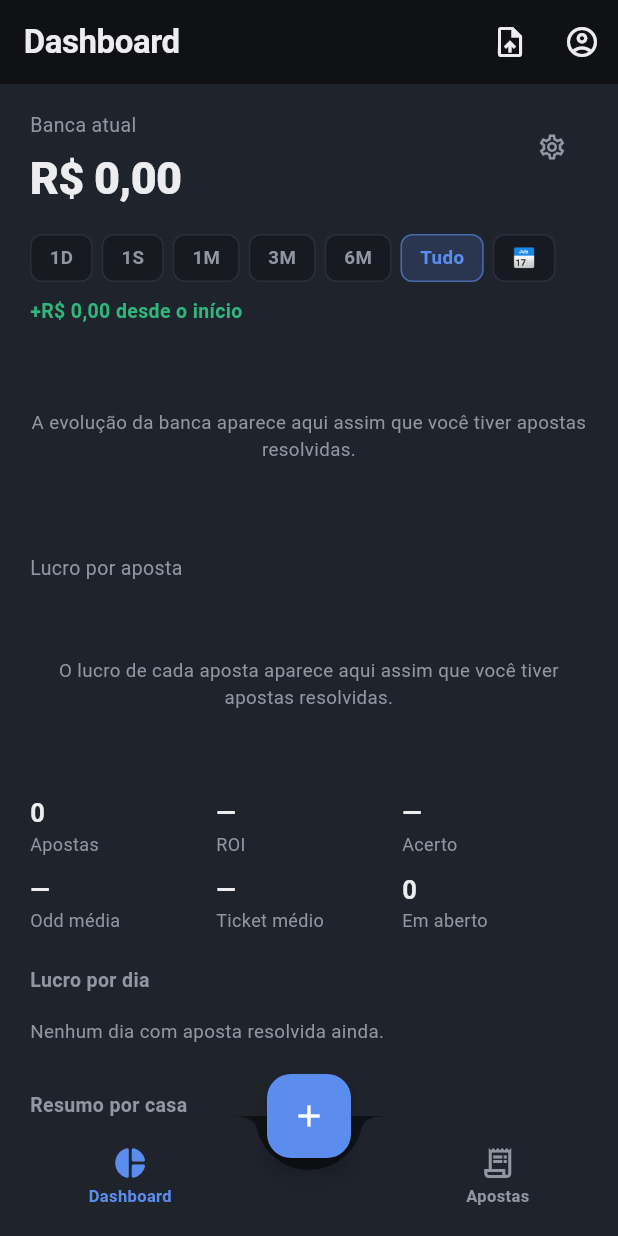
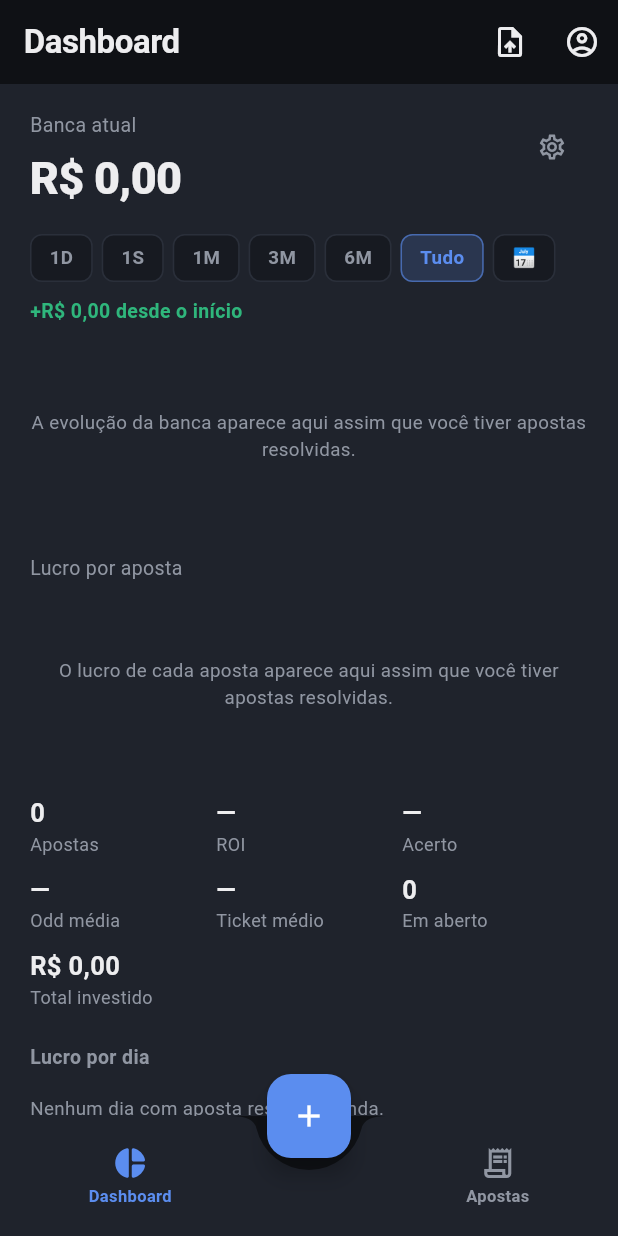
Before and after one commit to Schererz/Smart-Sheet, a Flutter app: the HomeScreen screen opened directly, on a phone screen of 412 x 824 dp. Run offline on Flutter 3.47's test engine with Material 3 defaults, Android fonts, the phone set to English and light mode, and no system bars; our stand-ins replace file_picker, fl_chart, image_picker, shared_preferences; missing offline and left inert: google_mlkit_text_recognition; accounts and stored records are empty; network calls fail.

Commit message:
adiciona tipster (Girino/Props), total investido e resumo por tipster

```diff
--- a/frontend/lib/models/aposta.dart
+++ b/frontend/lib/models/aposta.dart
@@ -23,6 +23,7 @@ class Aposta {
   final ResultadoAposta resultado;
   final double? lucro;
   final String origem;
+  final String? tipster;
 
   Aposta({
     this.id,
@@ -36,6 +37,7 @@ class Aposta {
     this.resultado = ResultadoAposta.aberto,
     this.lucro,
     this.origem = 'manual',
+    this.tipster,
   });
 
   factory Aposta.fromJson(Map<String, dynamic> json) {
@@ -51,6 +53,7 @@ class Aposta {
       resultado: resultadoFromString(json['resultado'] as String),
       lucro: (json['lucro'] as num?)?.toDouble(),
       origem: json['origem'] as String? ?? 'manual',
+      tipster: json['tipster'] as String?,
     );
   }
 
@@ -69,6 +72,7 @@ class Aposta {
       'aumento_percentual': aumentoPercentual,
       'resultado': resultado.name,
       'origem': origem,
+      'tipster': tipster,
       if (blocosOcr != null) 'blocos_ocr': blocosOcr.map((b) => b.toJson()).toList(),
       if (sugestaoOriginal != null) 'sugestao_original': sugestaoOriginal.toJson(),
     };
--- a/frontend/lib/utils/resumo_calculado.dart
+++ b/frontend/lib/utils/resumo_calculado.dart
@@ -96,3 +96,55 @@ List<ResumoPorCasa> calcularResumoPorCasaLocal(List<Aposta> apostas) {
   resultado.sort((a, b) => b.lucroTotal.compareTo(a.lucroTotal));
   return resultado;
 }
+
+/// Resumo agrupado por tipster (de quem veio a indicação) — mesma lógica
+/// do resumo por casa, mas agrupando por esse campo em vez do nome da casa.
+class ResumoPorTipster {
+  final String tipster;
+  final int totalApostas;
+  final double totalApostado;
+  final double lucroTotal;
+  final double? taxaAcerto;
+  final double? roiApostado;
+
+  ResumoPorTipster({
+    required this.tipster,
+    required this.totalApostas,
+    required this.totalApostado,
+    required this.lucroTotal,
+    this.taxaAcerto,
+    this.roiApostado,
+  });
+}
+
+List<ResumoPorTipster> calcularResumoPorTipsterLocal(List<Aposta> apostas) {
+  final porTipster = <String, List<Aposta>>{};
+  for (final a in apostas) {
+    final chave = (a.tipster == null || a.tipster!.trim().isEmpty) ? 'Sem tipster' : a.tipster!;
+    porTipster.putIfAbsent(chave, () => []).add(a);
+  }
+
+  final resultado = porTipster.entries.map((entrada) {
+    final apostasDoTipster = entrada.value;
+    final totalApostas = apostasDoTipster.length;
+    final totalApostado = apostasDoTipster.fold<double>(0, (soma, a) => soma + a.valorApostado);
+    final lucroTotal = apostasDoTipster.fold<double>(0, (soma, a) => soma + (a.lucro ?? 0));
+
+    final resolvidas = apostasDoTipster.where((a) => a.resultado != ResultadoAposta.aberto).toList();
+    final ganhas = resolvidas.where((a) => a.resultado == ResultadoAposta.green).length;
+    final taxaAcerto = resolvidas.isEmpty ? null : 100 * ganhas / resolvidas.length;
+    final roiApostado = totalApostado == 0 ? null : 100 * lucroTotal / totalApostado;
+
+    return ResumoPorTipster(
+      tipster: entrada.key,
+      totalApostas: totalApostas,
+      totalApostado: totalApostado,
+      lucroTotal: lucroTotal,
+      taxaAcerto: taxaAcerto,
+      roiApostado: roiApostado,
+    );
+  }).toList();
+
+  resultado.sort((a, b) => b.lucroTotal.compareTo(a.lucroTotal));
+  return resultado;
+}
--- a/frontend/lib/widgets/resumo_header.dart
+++ b/frontend/lib/widgets/resumo_header.dart
@@ -9,6 +9,7 @@ import 'evolucao_banca_chart.dart';
 import 'lucro_chart.dart';
 import 'lucro_por_dia_list.dart';
 import 'resumo_casas_list.dart';
+import 'resumo_tipsters_list.dart';
 import 'seletor_periodo.dart';
 
 class ResumoHeader extends StatefulWidget {
@@ -76,6 +77,8 @@ class _ResumoHeaderState extends State<ResumoHeader> {
   ResumoCalculado get _resumoFiltrado => calcularResumoLocal(_apostasFiltradas);
 
   List<ResumoPorCasa> get _resumoPorCasaFiltrado => calcularResumoPorCasaLocal(_apostasFiltradas);
+
+  List<ResumoPorTipster> get _resumoPorTipsterFiltrado => calcularResumoPorTipsterLocal(_apostasFiltradas);
 
   @override
   Widget build(BuildContext context) {
@@ -161,6 +164,12 @@ class _ResumoHeaderState extends State<ResumoHeader> {
               _Estatistica(rotulo: 'Em aberto', valor: '${resumoPeriodo.apostasEmAberto}'),
             ],
           ),
+          const SizedBox(height: 10),
+          Row(
+            children: [
+              _Estatistica(rotulo: 'Total investido', valor: formatoMoeda.format(resumoPeriodo.totalApostado)),
+            ],
+          ),
           const SizedBox(height: 22),
           const Text('Lucro por dia', style: TextStyle(color: AppColors.textoSecundario, fontSize: 13, fontWeight: FontWeight.w600)),
           const SizedBox(height: 4),
@@ -169,6 +178,10 @@ class _ResumoHeaderState extends State<ResumoHeader> {
           const Text('Resumo por casa', style: TextStyle(color: AppColors.textoSecundario, fontSize: 13, fontWeight: FontWeight.w600)),
           const SizedBox(height: 8),
           ResumoCasasList(casas: _resumoPorCasaFiltrado),
+          const SizedBox(height: 18),
+          const Text('Resumo por tipster', style: TextStyle(color: AppColors.textoSecundario, fontSize: 13, fontWeight: FontWeight.w600)),
+          const SizedBox(height: 8),
+          ResumoTipstersList(tipsters: _resumoPorTipsterFiltrado),
         ],
       ),
     );
```
Also changed, not shown: frontend/lib/screens/aposta_form_screen.dart (+11 -0 lines), frontend/lib/widgets/resumo_tipsters_list.dart (added, +87 -0 lines), 4 other files.
